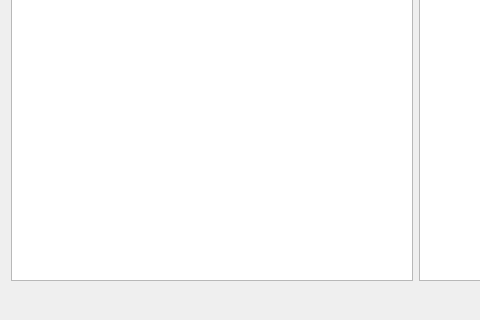
Before: the Qt Designer form racedialog.ui in rkibria/NwnCharGen, drawn with Qt 5; both pictures show x 0 to 480 and y 235 to 555 of the 831 by 555 pixel window.
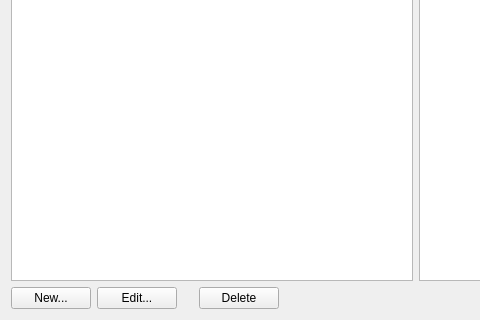
After: the same form once the commit is applied.

Patch:
```diff
--- a/racedialog.ui
+++ b/racedialog.ui
@@ -63,6 +63,38 @@
      </item>
      <item>
       <layout class="QHBoxLayout" name="horizontalLayout_2">
+       <item>
+        <layout class="QHBoxLayout" name="horizontalLayout_3">
+         <item>
+          <widget class="QPushButton" name="pushButtonNew">
+           <property name="text">
+            <string>New...</string>
+           </property>
+          </widget>
+         </item>
+         <item>
+          <widget class="QPushButton" name="pushButtonEdit">
+           <property name="text">
+            <string>Edit...</string>
+           </property>
+          </widget>
+         </item>
+         <item>
+          <widget class="QLabel" name="label_3">
+           <property name="text">
+            <string>   </string>
+           </property>
+          </widget>
+         </item>
+         <item>
+          <widget class="QPushButton" name="pushButtonDelete">
+           <property name="text">
+            <string>Delete</string>
+           </property>
+          </widget>
+         </item>
+        </layout>
+       </item>
        <item>
         <spacer name="horizontalSpacer">
          <property name="orientation">
```
Left out of the diff: 2 changed lines with no effect on the pictures.
